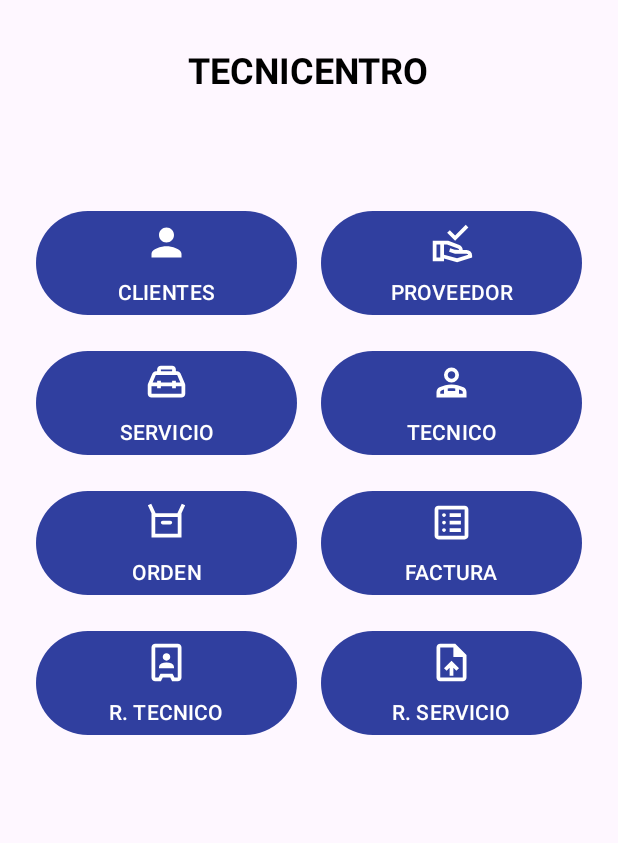
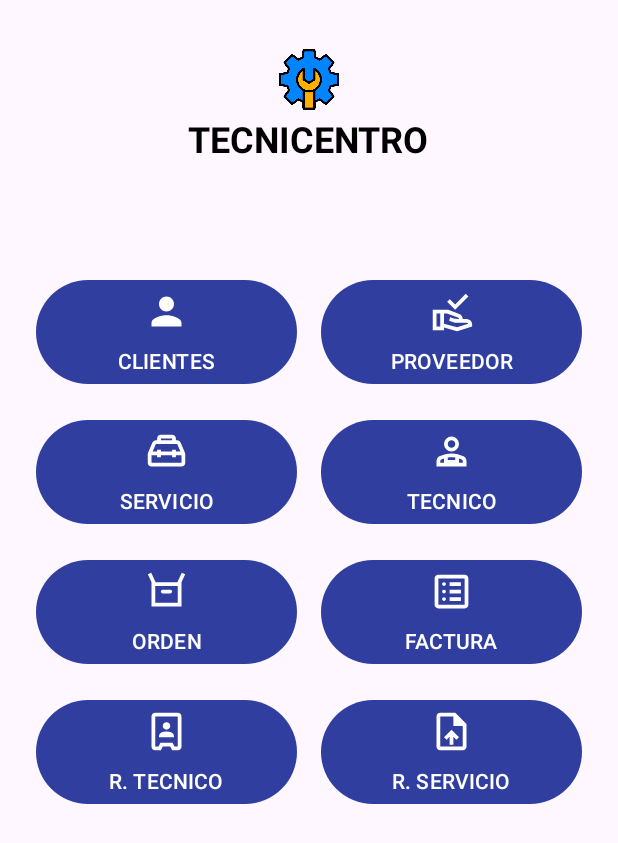
Before and after one commit to Pablo-Espol/POO-P3-G07, an Android app: the screen it shows after launch (MainActivity), on a phone screen of 412 x 824 dp. Shown: the top 843 px of the screen. Run offline under Robolectric (Android 15) with nearby library versions, the phone set to English and light mode, and no system bars.

Commit message:
Menu Principal Terminado con logo

```diff
--- a/app/src/main/res/layout/activity_main.xml
+++ b/app/src/main/res/layout/activity_main.xml
@@ -1,5 +1,6 @@
 <?xml version="1.0" encoding="utf-8"?>
 <LinearLayout xmlns:android="http://schemas.android.com/apk/res/android"
+    xmlns:app="http://schemas.android.com/apk/res-auto"
     android:id="@+id/main"
     android:layout_width="match_parent"
     android:layout_height="match_parent"
@@ -10,6 +11,12 @@
     android:layout_marginTop="30dp">
 
   <!-- Título de la empresa -->
+
+  <ImageView
+      android:id="@+id/imageView"
+      android:layout_width="match_parent"
+      android:layout_height="46dp"
+      app:srcCompat="@drawable/icon_logo" />
 
   <TextView
       android:id="@+id/txtTituloEmpresa"
```
Also changed, not shown: app/src/main/res/drawable/icon_logo.png (added).
